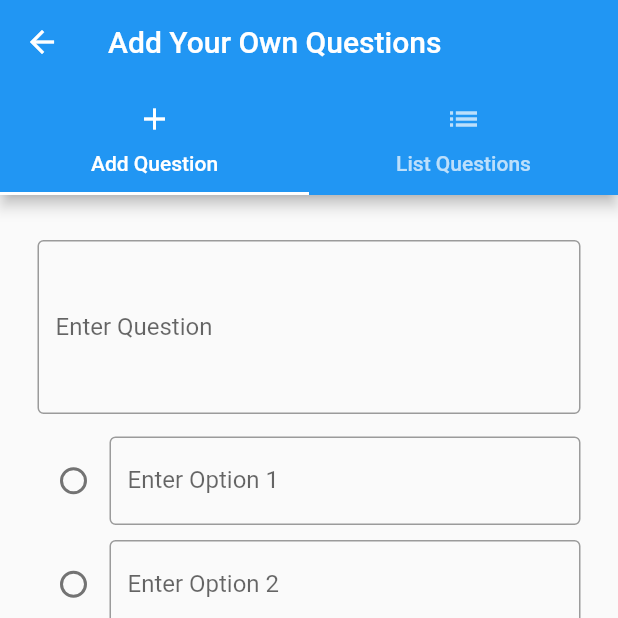
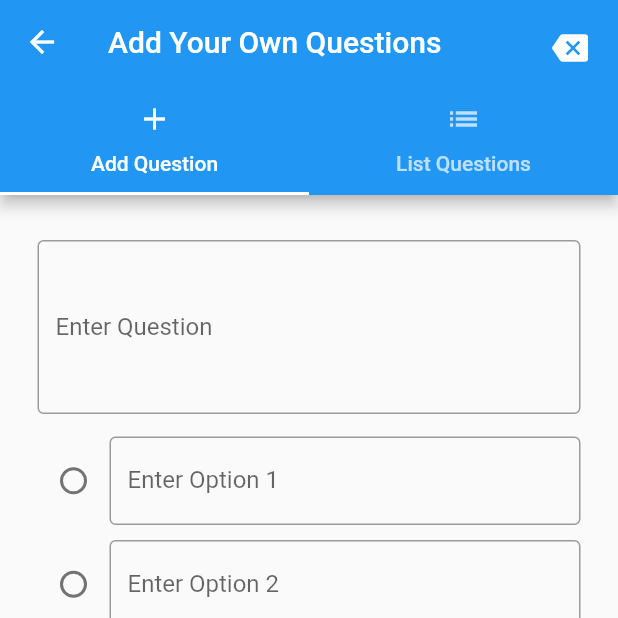
Before and after one commit to chetan2469/ccc_practice, a Flutter app: the ManageQuestions screen opened by its route, on a phone screen of 412 x 824 dp, the top half of it. Run offline on Flutter 3.47's test engine with Material 2 defaults, Android fonts, the phone set to English and light mode, and no system bars; our stand-ins replace charts_flutter, connectivity, firebase_auth, firebase_database, flare_flutter, google_sign_in and 2 more; accounts and stored records are empty; network calls fail.

Commit message:
Update ManageQuestion.dart

```diff
--- a/lib/manageQuestions/ManageQuestion.dart
+++ b/lib/manageQuestions/ManageQuestion.dart
@@ -12,7 +12,6 @@ class ManageQuestions extends StatefulWidget {
     return _ManageQuestions();
   }
 }
-
 class _ManageQuestions extends State<ManageQuestions> {
   @override
   Widget build(BuildContext context) {
@@ -21,6 +20,17 @@ class _ManageQuestions extends State<ManageQuestions> {
       child: Scaffold(
         appBar: AppBar(
           title: Text("Add Your Own Questions"),
+          actions: <Widget>[
+            Container(
+              margin: EdgeInsets.all(20),
+              child: GestureDetector(
+                onTap: (){
+                  Navigator.pushReplacementNamed(context, '/dashboard');
+                },
+                child: Icon(Icons.backspace),
+              ),
+            )
+          ],
           bottom: TabBar(
             tabs: <Widget>[
               Tab(
@@ -35,7 +45,10 @@ class _ManageQuestions extends State<ManageQuestions> {
           ),
         ),
         body: TabBarView(
-          children: <Widget>[AddQuestion(widget.questions), QuestionList(widget.questions)],
+          children: <Widget>[
+            AddQuestion(widget.questions),
+            QuestionList(widget.questions)
+          ],
         ),
       ),
     );
```
